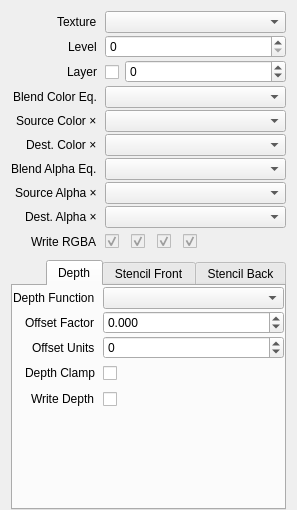
Qt form src/session/AttachmentProperties.ui (houmain/gpupad) before a commit.
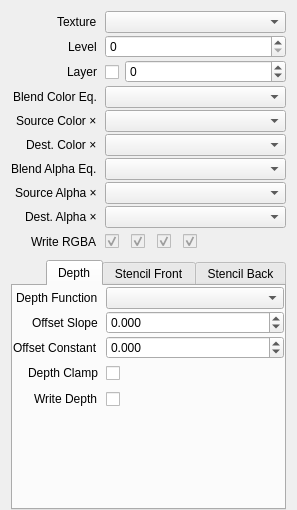
The same form after that commit. Custom widgets are drawn as their Qt base class.

Commit message: Renamed Attachment depth offset factor/units to slope/constant

What changed in the file:
```diff
--- a/src/session/AttachmentProperties.ui
+++ b/src/session/AttachmentProperties.ui
@@ -570,7 +570,7 @@
          <item row="1" column="0">
           <widget class="QLabel" name="labelOffsetFactor">
            <property name="text">
-            <string>Offset Factor</string>
+            <string>Offset Slope</string>
            </property>
           </widget>
          </item>
@@ -593,7 +593,7 @@
          <item row="2" column="0">
           <widget class="QLabel" name="labelOffsetUnits">
            <property name="text">
-            <string>Offset Units</string>
+            <string>Offset Constant</string>
            </property>
           </widget>
          </item>
@@ -638,9 +638,15 @@
           </widget>
          </item>
          <item row="2" column="1">
-          <widget class="QSpinBox" name="depthOffsetUnits">
+          <widget class="QDoubleSpinBox" name="depthOffsetConstant">
+           <property name="decimals">
+            <number>3</number>
+           </property>
            <property name="minimum">
-            <number>-99</number>
+            <double>-1000.000000000000000</double>
+           </property>
+           <property name="maximum">
+            <double>1000.000000000000000</double>
            </property>
           </widget>
          </item>
```
Left out of the diff: 6 changed lines with no effect on the pictures. The commit also changes 6 other files.
